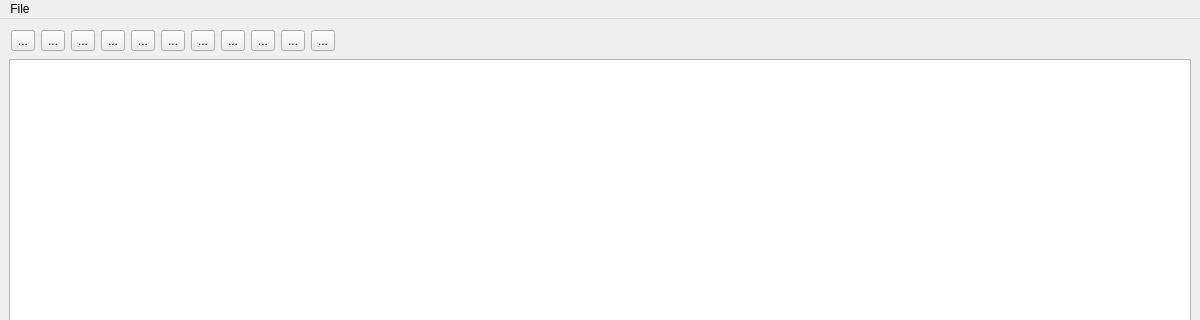
Before: the Qt Designer form scripts/Interface/ui/drill/main/main.ui in mantidproject/mantid, drawn with Qt 5; both pictures show x 0 to 1200 and y 0 to 320 of the 1200 by 960 pixel window.
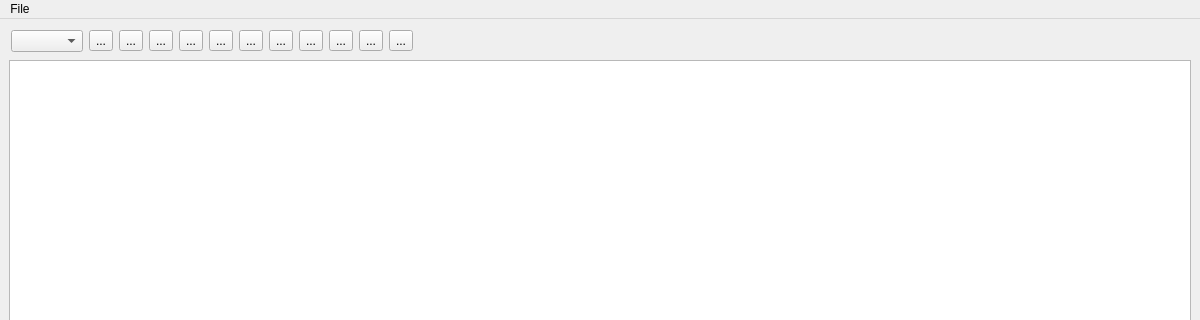
After: the same form once the commit is applied. Icons and pictures are not drawn.

Commit message:
[DRILL] new combobox to select the techniques
In the view, a new combobox allows the user to select the technique.
The available techniques are read in the specification file.
Change in the selection is signaled to the model and leads to the
algorithm and columns updates.

Diff of the .ui file:
```diff
--- a/scripts/Interface/ui/drill/main/main.ui
+++ b/scripts/Interface/ui/drill/main/main.ui
@@ -47,6 +47,9 @@
       <item>
        <layout class="QVBoxLayout" name="headerLeft"/>
       </item>
+      <item>
+       <widget class="QComboBox" name="techniqueSelector"/>
+      </item>
       <item>
        <widget class="QToolButton" name="datadirs">
         <property name="toolTip">
```
The commit also changes 4 other files.
